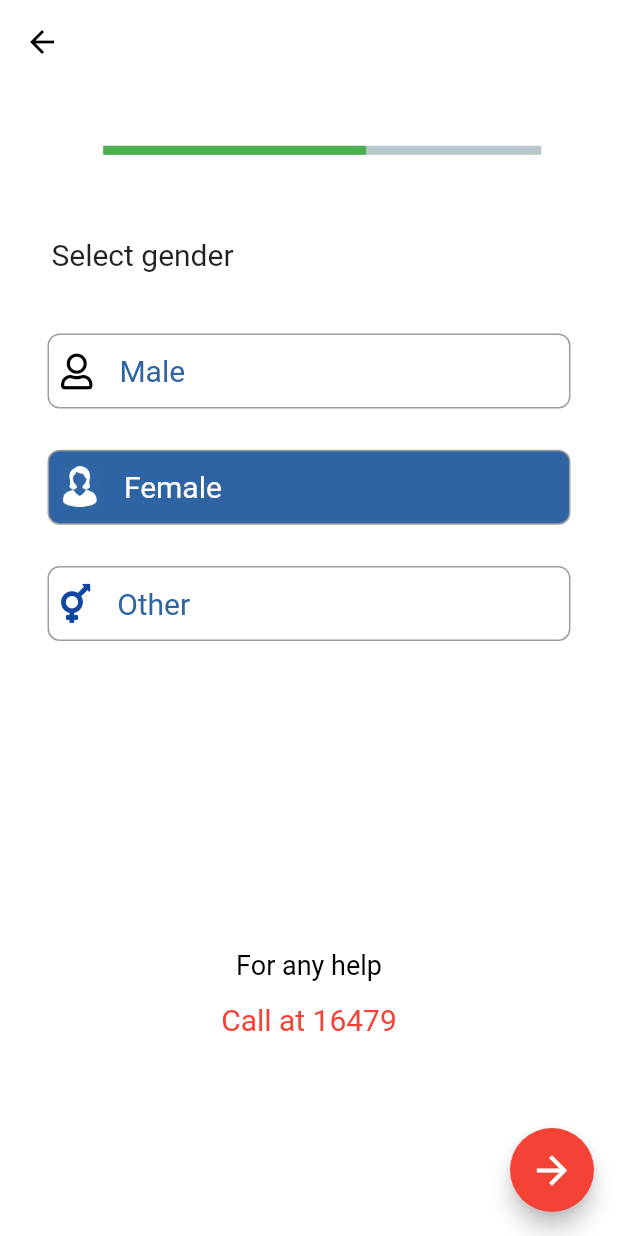
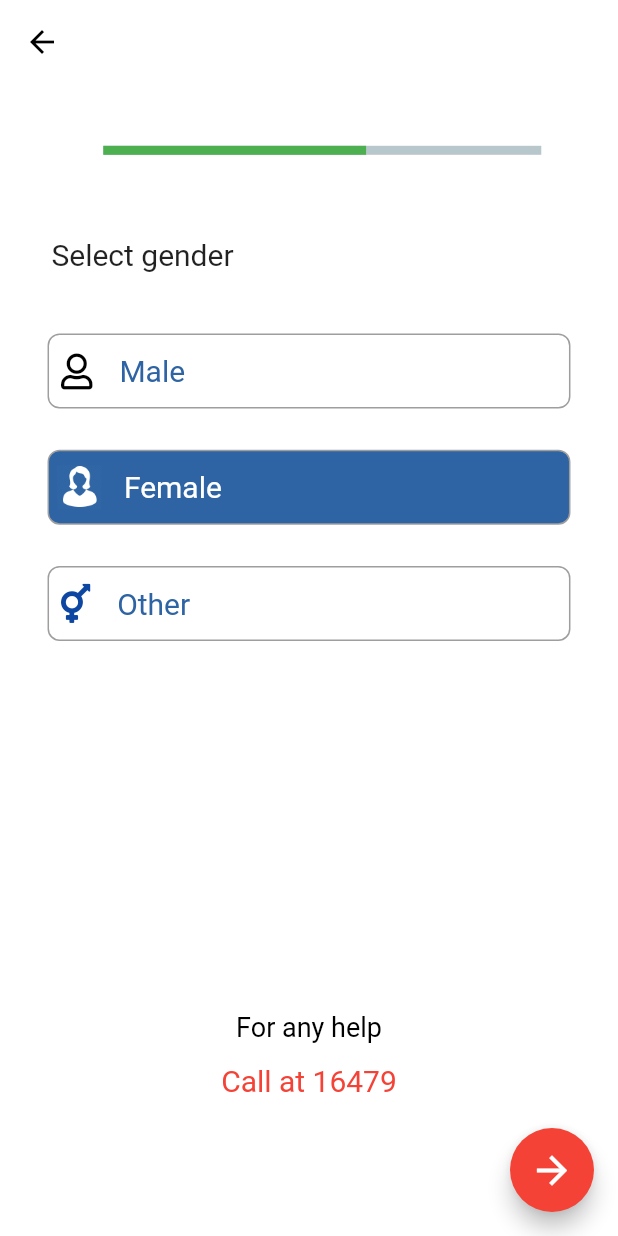
Before and after one commit to robinNcode/pencil_box_ui, a Flutter app: the screen it shows after launch, on a phone screen of 412 x 824 dp. Run offline on Flutter 3.47's test engine with Material 2 defaults, Android fonts, the phone set to English and light mode, and no system bars; drawn by our look-alikes of percent_indicator; our stand-ins replace font_awesome_flutter.

Commit message:
gender page done

```diff
--- a/lib/views/gender.dart
+++ b/lib/views/gender.dart
@@ -146,7 +146,7 @@ class GenderPage extends StatelessWidget {
                   ),
                 ),
                 SizedBox(
-                  height: _size.height / 5,
+                  height: _size.height / 4,
                 ),
                 Align(
                   alignment: Alignment.bottomCenter,
```
